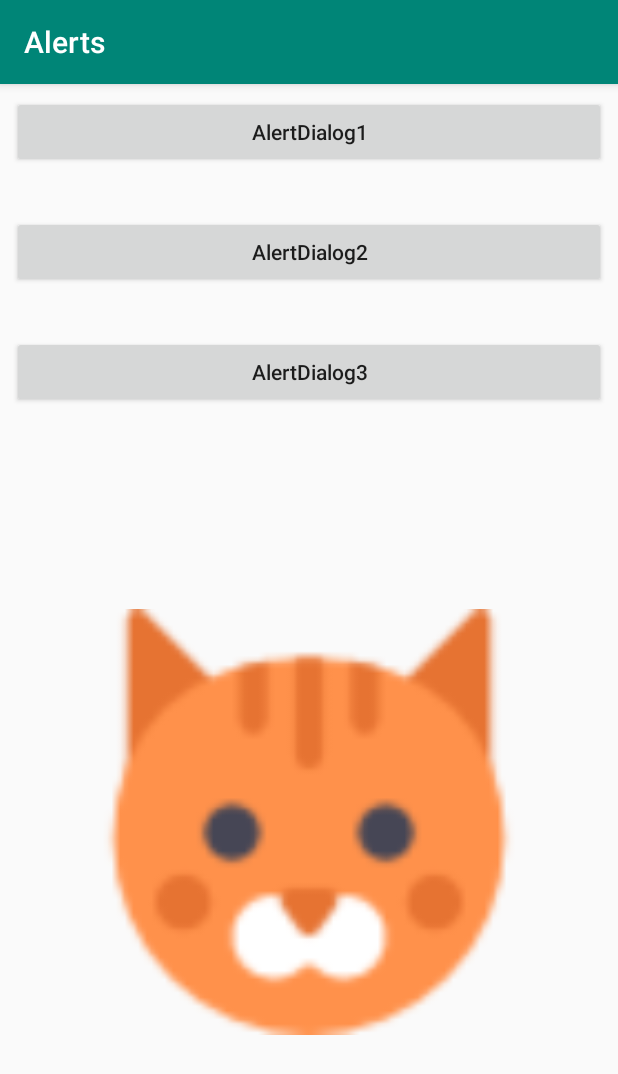
After one commit to leleluv1122/Android, an Android app: the AlertsActivity screen opened directly, with no data from a screen before it, on a phone screen of 412 x 824 dp. The commit adds this screen. Shown: the top 1074 px of the screen. Run offline under Robolectric (Android 15) with nearby library versions, the phone set to English and light mode, and no system bars.

Commit message:
leleluv1122

```diff
--- a/View/app/src/main/AndroidManifest.xml
+++ b/View/app/src/main/AndroidManifest.xml
@@ -9,7 +9,10 @@
         android:roundIcon="@mipmap/ic_launcher_round"
         android:supportsRtl="true"
         android:theme="@style/AppTheme">
-        <activity android:name=".SpinnersActivity" android:label="@string/action_spinners"></activity>
+        <activity android:name=".AlertsActivity" android:label="@string/action_alerts"  />
+        <activity
+            android:name=".SpinnersActivity"
+            android:label="@string/action_spinners" />
         <activity
             android:name=".CheckboxesActivity"
             android:label="@string/action_checkboxes" />
--- /dev/null
+++ b/View/app/src/main/res/layout/activity_alerts.xml
@@ -0,0 +1,69 @@
+<?xml version="1.0" encoding="utf-8"?>
+<androidx.constraintlayout.widget.ConstraintLayout xmlns:android="http://schemas.android.com/apk/res/android"
+    xmlns:app="http://schemas.android.com/apk/res-auto"
+    xmlns:tools="http://schemas.android.com/tools"
+    android:layout_width="match_parent"
+    android:layout_height="match_parent"
+    tools:context=".AlertsActivity">
+
+    <Button
+        android:id="@+id/button1"
+        android:layout_width="match_parent"
+        android:layout_height="wrap_content"
+        android:layout_marginStart="8dp"
+        android:layout_marginLeft="8dp"
+        android:layout_marginTop="8dp"
+        android:layout_marginEnd="8dp"
+        android:layout_marginRight="8dp"
+        android:onClick="button1_clicked"
+        android:text="AlertDialog1"
+        app:layout_constraintEnd_toEndOf="parent"
+        app:layout_constraintStart_toStartOf="parent"
+        app:layout_constraintTop_toTopOf="parent" />
+
+    <Button
+        android:id="@+id/button2"
+        android:layout_width="match_parent"
+        android:layout_height="wrap_content"
+        android:layout_marginStart="8dp"
+        android:layout_marginLeft="8dp"
+        android:layout_marginTop="32dp"
+        android:layout_marginEnd="8dp"
+        android:layout_marginRight="8dp"
+        android:onClick="button2_clicked"
+        android:text="AlertDialog2"
+        app:layout_constraintEnd_toEndOf="parent"
+        app:layout_constraintStart_toStartOf="parent"
+        app:layout_constraintTop_toBottomOf="@+id/button1" />
+
+    <Button
+        android:id="@+id/button3"
+        android:layout_width="match_parent"
+        android:layout_height="wrap_content"
+        android:layout_marginStart="8dp"
+        android:layout_marginLeft="8dp"
+        android:layout_marginTop="32dp"
+        android:layout_marginEnd="8dp"
+        android:layout_marginRight="8dp"
+        android:onClick="button3_clicked"
+        android:text="AlertDialog3"
+        app:layout_constraintEnd_toEndOf="parent"
+        app:layout_constraintStart_toStartOf="parent"
+        app:layout_constraintTop_toBottomOf="@+id/button2" />
+
+    <ImageView
+        android:id="@+id/imageView1"
+        android:layout_width="0dp"
+        android:layout_height="0dp"
+        android:layout_marginStart="64dp"
+        android:layout_marginLeft="64dp"
+        android:layout_marginTop="64dp"
+        android:layout_marginEnd="64dp"
+        android:layout_marginRight="64dp"
+        android:layout_marginBottom="64dp"
+        app:layout_constraintBottom_toBottomOf="parent"
+        app:layout_constraintEnd_toEndOf="parent"
+        app:layout_constraintStart_toStartOf="parent"
+        app:layout_constraintTop_toBottomOf="@+id/button3"
+        app:srcCompat="@mipmap/animal_cat_large" />
+</androidx.constraintlayout.widget.ConstraintLayout>
--- a/View/app/src/main/res/menu/menu_main.xml
+++ b/View/app/src/main/res/menu/menu_main.xml
@@ -10,6 +10,10 @@
         android:title="@string/action_buttons" app:showAsAction="never" />
     <item android:id="@+id/action_checkboxes"
         android:title="@string/action_checkboxes" app:showAsAction="never" />
+    <item android:id="@+id/action_spinners"
+        android:title="@string/action_spinners" app:showAsAction="never" />
+    <item android:id="@+id/action_alerts"
+        android:title="@string/action_alerts" app:showAsAction="never" />
 
 
 </menu>
--- a/View/app/src/main/res/values/strings.xml
+++ b/View/app/src/main/res/values/strings.xml
@@ -33,4 +33,20 @@
         <item>기타</item>
     </string-array>
     <string name="action_spinners">Spinners</string>
+    <string name="onClick">button1_clicked</string>
+    <string-array name="animals">
+        <item>고양이</item>
+        <item>강아지</item>
+        <item>부엉이</item>
+    </string-array>
+    <string name="action_alerts">Alerts</string>
+    <string name="saveSuccess">저장 성공</string>
+    <string name="close">닫기</string>
+    <string name="confirm">확인</string>
+    <string name="doYouWantToDelete">삭제하시겠습니까?</string>
+    <string name="yes">예</string>
+    <string name="no">아니오</string>
+    <string name="selectAnimal">동물 선택</string>
+    <string name="cancel">취소</string>
+
 </resources>
--- a/View/app/src/main/res/values/styles.xml
+++ b/View/app/src/main/res/values/styles.xml
@@ -6,6 +6,7 @@
         <item name="colorPrimary">@color/colorPrimary</item>
         <item name="colorPrimaryDark">@color/colorPrimaryDark</item>
         <item name="colorAccent">@color/colorAccent</item>
+        <item name="textAllCaps">false</item>
     </style>
 
 </resources>
```
Also changed, not shown: View/app/src/main/java/com/example/view/AlertsActivity.java (added, +73 -0 lines), View/app/src/main/java/com/example/view/MainActivity.java (+8 -0 lines), View/app/src/main/java/com/example/view/SpinnersActivity.java (+31 -1 lines).
